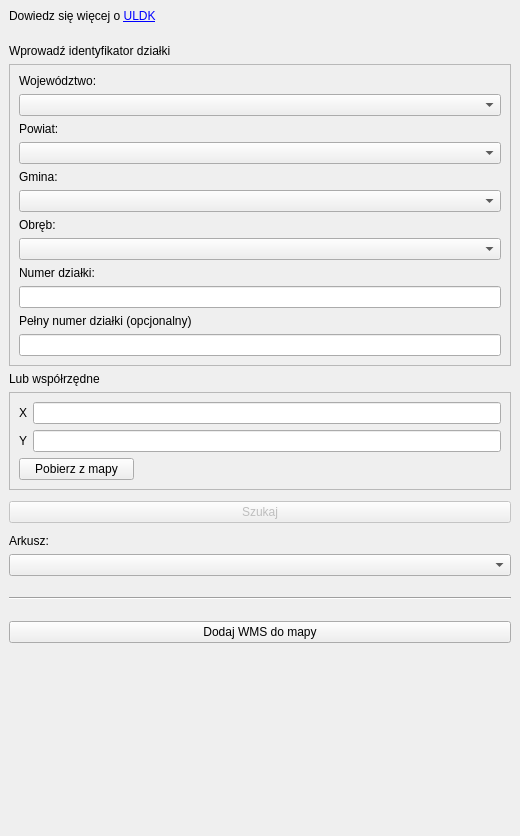
gis-support/wyszukiwarka-gugik-uldk, file wyszukiwarka-gugik-uldk/plugin_dockwidget_base.ui: the form before one commit.
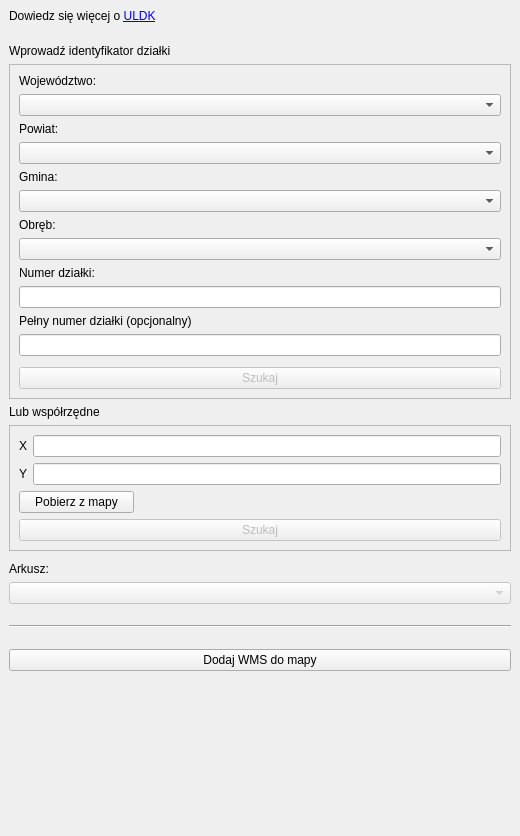
The form after the commit.

The edit to the form file:
```diff
--- a/wyszukiwarka-gugik-uldk/plugin_dockwidget_base.ui
+++ b/wyszukiwarka-gugik-uldk/plugin_dockwidget_base.ui
@@ -14,7 +14,7 @@
    <string>Wyszukiwarka działek ewidencyjnych (GUGiK ULDK)</string>
   </property>
   <widget class="QWidget" name="dockWidgetContents">
-   <layout class="QVBoxLayout" name="verticalLayout_3">
+   <layout class="QVBoxLayout" name="verticalLayout_2">
     <item>
      <widget class="QLabel" name="lblInfo">
       <property name="text">
@@ -175,25 +175,51 @@
          </property>
         </widget>
        </item>
+       <item>
+        <spacer name="verticalSpacer_7">
+         <property name="orientation">
+          <enum>Qt::Vertical</enum>
+         </property>
+         <property name="sizeType">
+          <enum>QSizePolicy::Minimum</enum>
+         </property>
+         <property name="sizeHint" stdset="0">
+          <size>
+           <width>20</width>
+           <height>5</height>
+          </size>
+         </property>
+        </spacer>
+       </item>
+       <item>
+        <widget class="QPushButton" name="button_search">
+         <property name="enabled">
+          <bool>false</bool>
+         </property>
+         <property name="text">
+          <string>Szukaj</string>
+         </property>
+        </widget>
+       </item>
       </layout>
      </widget>
     </item>
     <item>
-     <widget class="QLabel" name="label_select_by_coords">
+     <widget class="QLabel" name="label_search_by_coords">
       <property name="text">
        <string>Lub współrzędne</string>
       </property>
      </widget>
     </item>
     <item>
-     <widget class="QFrame" name="frame_select_by_coords">
+     <widget class="QFrame" name="frame_search_by_coords">
       <property name="frameShape">
        <enum>QFrame::StyledPanel</enum>
       </property>
       <property name="frameShadow">
        <enum>QFrame::Raised</enum>
       </property>
-      <layout class="QVBoxLayout" name="verticalLayout_2">
+      <layout class="QVBoxLayout" name="verticalLayout_3">
        <item>
         <layout class="QFormLayout" name="formLayout_2">
          <item row="0" column="0">
@@ -219,7 +245,7 @@
         </layout>
        </item>
        <item>
-        <widget class="QPushButton" name="pushButton">
+        <widget class="QPushButton" name="button_get_from_map">
          <property name="maximumSize">
           <size>
            <width>115</width>
@@ -231,35 +257,19 @@
          </property>
         </widget>
        </item>
+       <item>
+        <widget class="QPushButton" name="button_search_by_coords">
+         <property name="enabled">
+          <bool>false</bool>
+         </property>
+         <property name="text">
+          <string>Szukaj</string>
+         </property>
+        </widget>
+       </item>
       </layout>
      </widget>
     </item>
-    <item>
-     <spacer name="verticalSpacer_5">
-      <property name="orientation">
-       <enum>Qt::Vertical</enum>
-      </property>
-      <property name="sizeType">
-       <enum>QSizePolicy::Minimum</enum>
-      </property>
-      <property name="sizeHint" stdset="0">
-       <size>
-        <width>20</width>
-        <height>5</height>
-       </size>
-      </property>
-     </spacer>
-    </item>
-    <item>
-     <widget class="QPushButton" name="btnSearch">
-      <property name="enabled">
-       <bool>false</bool>
-      </property>
-      <property name="text">
-       <string>Szukaj</string>
-      </property>
-     </widget>
-    </item>
     <item>
      <spacer name="verticalSpacer_6">
       <property name="orientation">
@@ -277,14 +287,18 @@
      </spacer>
     </item>
     <item>
-     <widget class="QLabel" name="label_arkusz">
+     <widget class="QLabel" name="label_sheet">
       <property name="text">
        <string>Arkusz:</string>
       </property>
      </widget>
     </item>
     <item>
-     <widget class="QComboBox" name="combobox_arkusz"/>
+     <widget class="QComboBox" name="combobox_sheet">
+      <property name="enabled">
+       <bool>false</bool>
+      </property>
+     </widget>
     </item>
     <item>
      <spacer name="verticalSpacer_3">
@@ -326,7 +340,7 @@
      </spacer>
     </item>
     <item>
-     <widget class="QPushButton" name="btnWMS">
+     <widget class="QPushButton" name="button_wms">
       <property name="text">
        <string>Dodaj WMS do mapy</string>
       </property>
```
Left out of the diff: 32 changed lines with no effect on the pictures.
